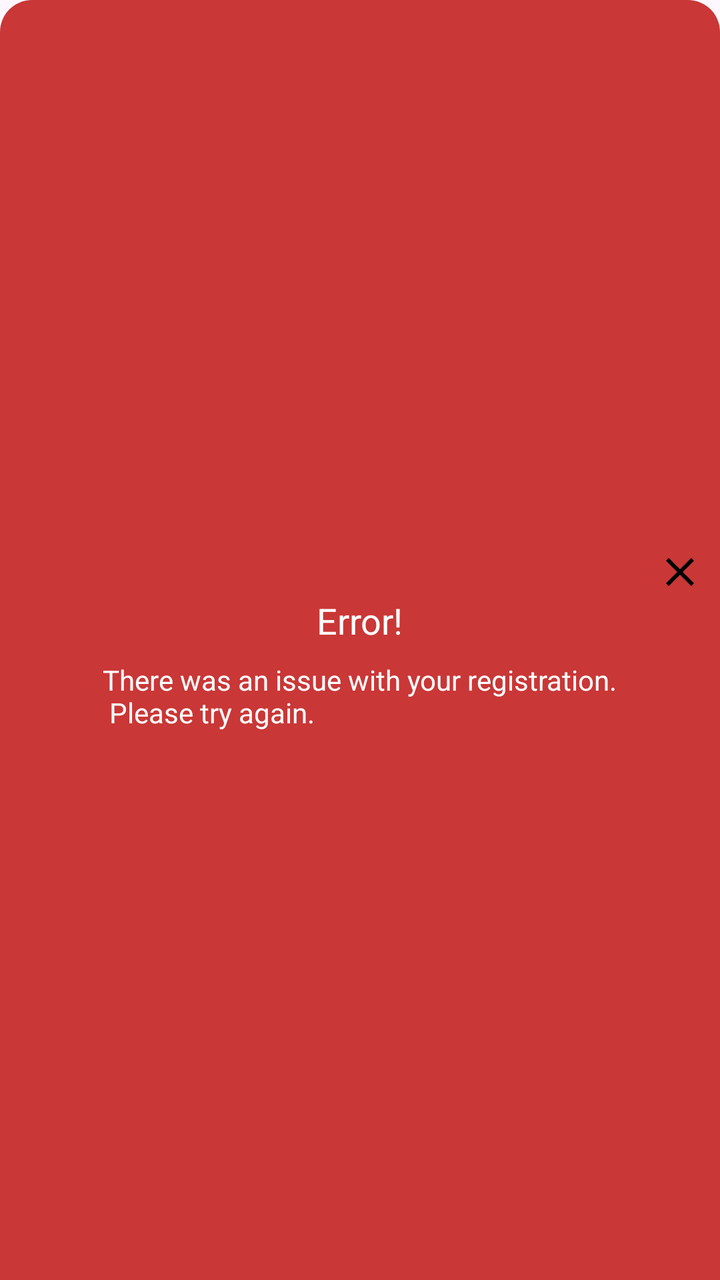
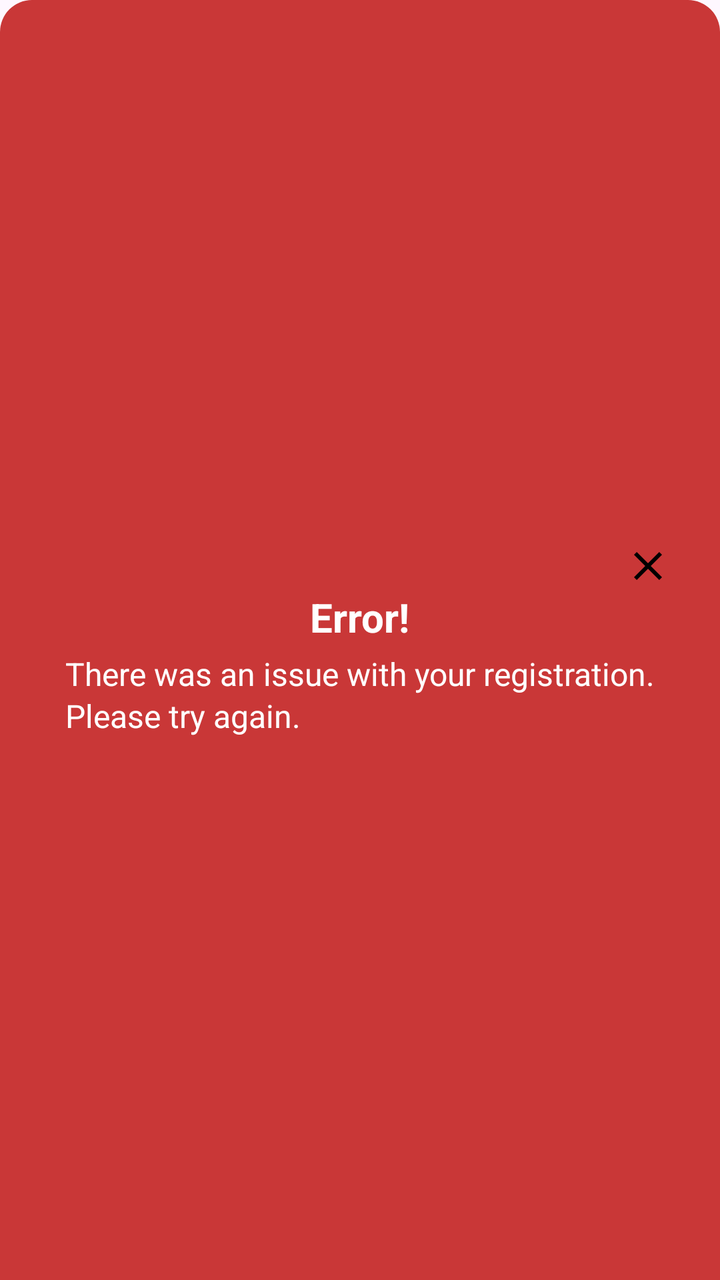

The first picture is an Android layout as it rendered before a commit; the second is the same layout after the commit. The layout source and the unified diff follow.
<!-- AndroidManifest.xml: application theme Theme.ActivityTracker -->
<!-- res/layout/bottom_sheet_error.xml -->
<?xml version="1.0" encoding="utf-8"?>
<LinearLayout xmlns:android="http://schemas.android.com/apk/res/android"
    android:layout_width="match_parent"
    android:layout_height="wrap_content"
    android:orientation="vertical"
    android:background="@drawable/bottom_sheet_background_error"
    android:gravity="center">

    
    <RelativeLayout
        android:layout_width="wrap_content"
        android:layout_height="wrap_content">

        <ImageView
            android:id="@+id/closeIcon"
            android:layout_width="24dp"
            android:layout_height="24dp"
            android:layout_alignParentRight="true"
            android:layout_alignParentTop="true"
            android:src="@drawable/ic_clear"
        android:contentDescription="Close"
        android:layout_marginEnd="8dp"
        android:layout_marginTop="8dp"/>

    </RelativeLayout>

    
    <TextView
        android:id="@+id/errorTitle"
        android:layout_width="wrap_content"
        android:layout_height="wrap_content"
        android:text="Error!"
        android:textColor="@android:color/white"
        android:textSize="18sp"
        android:layout_marginBottom="8dp" />

    
    <TextView
        android:id="@+id/errorMessage"
        android:layout_width="wrap_content"
        android:layout_height="wrap_content"
        android:text="There was an issue with your registration.\n Please try again."
        android:textColor="@android:color/white"
        android:textSize="14sp"
        android:layout_marginBottom="8dp"/>

</LinearLayout>
<!-- resources referenced by this layout -->
<resources>
  <!-- drawable bottom_sheet_background_error (drawable) -->
  <?xml version="1.0" encoding="utf-8"?>
  <shape xmlns:android="http://schemas.android.com/apk/res/android">
      <solid android:color="@color/red" />
      <corners
          android:topLeftRadius="16dp"
          android:topRightRadius="16dp" />
  </shape>
  <!-- drawable ic_clear (drawable) -->
  <?xml version="1.0" encoding="utf-8"?>
  <vector android:height="24dp"
      android:viewportHeight="24"
      android:viewportWidth="24"
      android:width="24dp"
      xmlns:android="http://schemas.android.com/apk/res/android">
      <path
          android:fillColor="@color/black"
          android:pathData="M19,6.41L17.59,5 12,10.59 6.41,5 5,6.41 10.59,12 5,17.59 6.41,19 12,13.41 17.59,19 19,17.59 13.41,12z" />
  </vector>
  <style name="Theme.ActivityTracker" parent="Base.Theme.ActivityTracker" />
  <color name="red">#C93737</color>
  <color name="black">#000000</color>
  <style name="Base.Theme.ActivityTracker" parent="Theme.Material3.DayNight.NoActionBar">
          
          <item name="colorPrimary">@color/primary</item>
          <item name="colorPrimaryVariant">@color/primaryVariant</item>
          <item name="colorOnPrimary">@color/white</item>
  
          
          <item name="colorSecondary">@color/secondary</item>
          <item name="colorSecondaryVariant">@color/secondaryVariant</item>
          <item name="colorOnSecondary">@color/black</item>
          
          <item name="android:statusBarColor">@color/colorBoundaryBlue</item>
      </style>
  <color name="primary">#3F51B5</color>
  <color name="primaryVariant">#3700B3</color>
  <color name="white">#FFFFFF</color>
  <color name="secondary">#03DAC5</color>
  <color name="secondaryVariant">#018786</color>
  <color name="colorBoundaryBlue">#1E88E5</color>
</resources>

<!-- the commit's change to res/layout/bottom_sheet_error.xml (unified diff, before → after) -->
@@ -4,44 +4,44 @@
     android:layout_height="wrap_content"
     android:orientation="vertical"
     android:background="@drawable/bottom_sheet_background_error"
-    android:gravity="center">
+    android:gravity="center"
+    android:padding="16dp">
 
-    
     <RelativeLayout
-        android:layout_width="wrap_content"
+        android:layout_width="match_parent"
         android:layout_height="wrap_content">
 
         <ImageView
             android:id="@+id/closeIcon"
             android:layout_width="24dp"
             android:layout_height="24dp"
-            android:layout_alignParentRight="true"
+            android:layout_alignParentEnd="true"
             android:layout_alignParentTop="true"
             android:src="@drawable/ic_clear"
-        android:contentDescription="Close"
-        android:layout_marginEnd="8dp"
-        android:layout_marginTop="8dp"/>
+            android:contentDescription="@string/close"
+            android:layout_marginEnd="8dp"
+            android:layout_marginTop="8dp" />
 
     </RelativeLayout>
 
-    
     <TextView
         android:id="@+id/errorTitle"
         android:layout_width="wrap_content"
         android:layout_height="wrap_content"
-        android:text="Error!"
-        android:textColor="@android:color/white"
-        android:textSize="18sp"
-        android:layout_marginBottom="8dp" />
+        android:text="@string/error"
+        android:textColor="#ffffff"
+        android:textSize="20sp"
+        android:textStyle="bold"
+        android:layout_marginBottom="4dp" />
 
-    
     <TextView
         android:id="@+id/errorMessage"
         android:layout_width="wrap_content"
         android:layout_height="wrap_content"
-        android:text="There was an issue with your registration.\n Please try again."
-        android:textColor="@android:color/white"
-        android:textSize="14sp"
-        android:layout_marginBottom="8dp"/>
+        android:text="@string/there_was_an_issue_with_your_registration_nplease_try_again"
+        android:textColor="#FFFFFF"
+        android:textSize="16sp"
+        android:layout_marginBottom="8dp"
+        android:lineSpacingExtra="2dp" />
 
 </LinearLayout>
<!-- resource entries referenced after the edit -->
@@ -19,6 +19,9 @@
           android:fillColor="@color/black"
           android:pathData="M19,6.41L17.59,5 12,10.59 6.41,5 5,6.41 10.59,12 5,17.59 6.41,19 12,13.41 17.59,19 19,17.59 13.41,12z" />
   </vector>
+  <string name="close">Close</string>
+  <string name="error">Error!</string>
+  <string name="there_was_an_issue_with_your_registration_nplease_try_again">There was an issue with your registration.\nPlease try again.</string>
   <style name="Theme.ActivityTracker" parent="Base.Theme.ActivityTracker" />
   <color name="red">#C93737</color>
   <color name="black">#000000</color>
